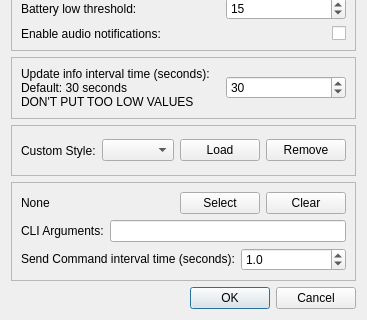
Old version of the form src/UI/settingswindow.ui in the repository HeadsetControl-GUI/HeadsetControl-GUI; both pictures show x 0 to 367 and y 144 to 464 of the 367 by 464 pixel window.
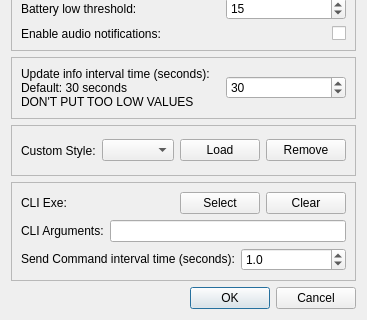
New version of the form.

What changed in the file:
```diff
--- a/src/UI/settingswindow.ui
+++ b/src/UI/settingswindow.ui
@@ -306,6 +306,13 @@
      <layout class="QVBoxLayout" name="verticalLayout_2">
       <item>
        <layout class="QHBoxLayout" name="horizontalLayout_2">
+        <item>
+         <widget class="QLabel" name="cliexeLabel">
+          <property name="text">
+           <string>CLI Exe:</string>
+          </property>
+         </widget>
+        </item>
         <item>
          <widget class="QLabel" name="commandexeLabel">
           <property name="sizePolicy">
@@ -315,7 +322,7 @@
            </sizepolicy>
           </property>
           <property name="text">
-           <string>None</string>
+           <string/>
           </property>
          </widget>
         </item>
```
